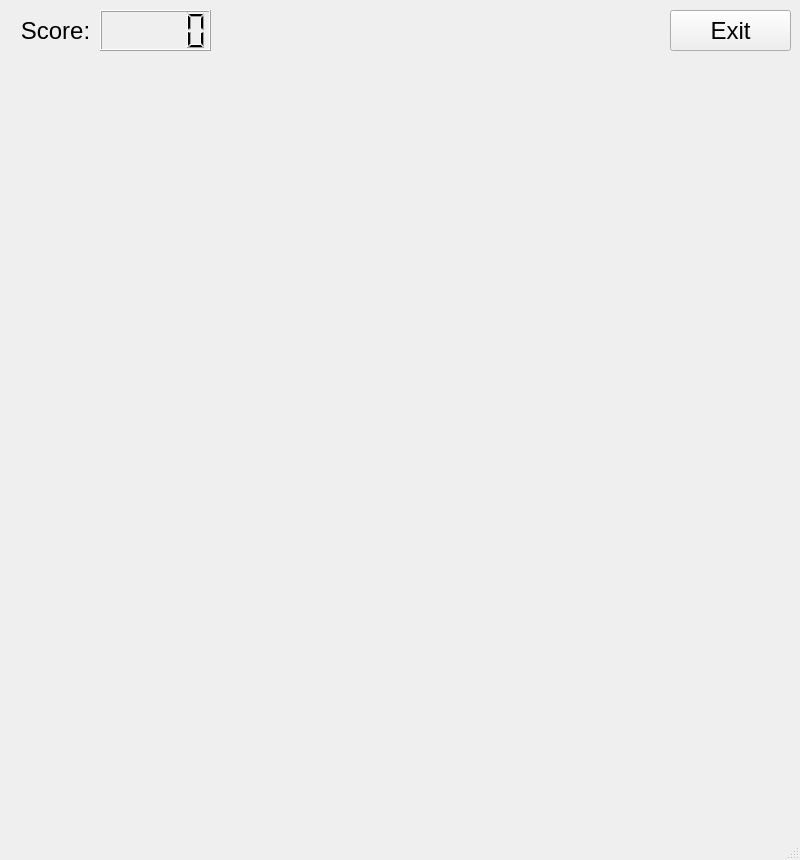
Qt form SnakeGame/mainwindow.ui (niccum300/SnakeGame) before a commit.
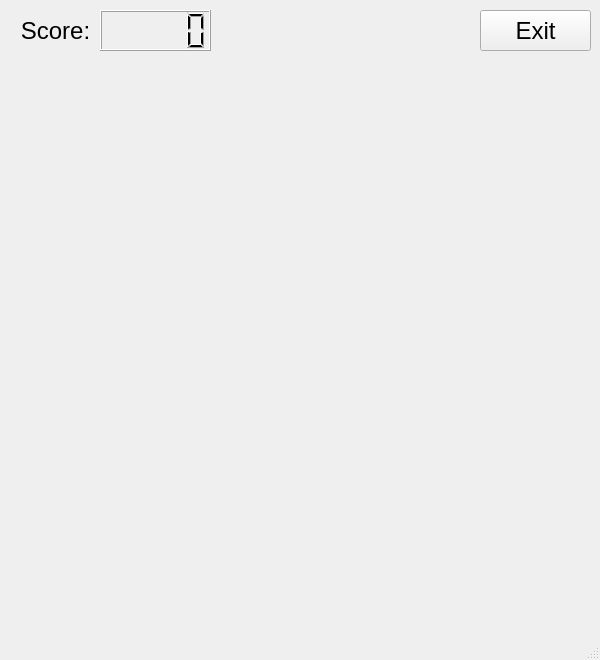
The same form after that commit.

Diff of the .ui file:
```diff
--- a/SnakeGame/mainwindow.ui
+++ b/SnakeGame/mainwindow.ui
@@ -9,8 +9,8 @@
    <rect>
     <x>0</x>
     <y>0</y>
-    <width>800</width>
-    <height>860</height>
+    <width>600</width>
+    <height>660</height>
    </rect>
   </property>
   <property name="sizePolicy">
@@ -21,14 +21,14 @@
   </property>
   <property name="minimumSize">
    <size>
-    <width>800</width>
-    <height>860</height>
+    <width>600</width>
+    <height>660</height>
    </size>
   </property>
   <property name="maximumSize">
    <size>
-    <width>800</width>
-    <height>860</height>
+    <width>600</width>
+    <height>660</height>
    </size>
   </property>
   <property name="windowTitle">
@@ -38,9 +38,9 @@
    <widget class="QPushButton" name="btn_exit">
     <property name="geometry">
      <rect>
-      <x>670</x>
+      <x>480</x>
       <y>10</y>
-      <width>121</width>
+      <width>111</width>
       <height>41</height>
      </rect>
     </property>
```
Left out of the diff: 4 changed lines with no effect on the pictures.
